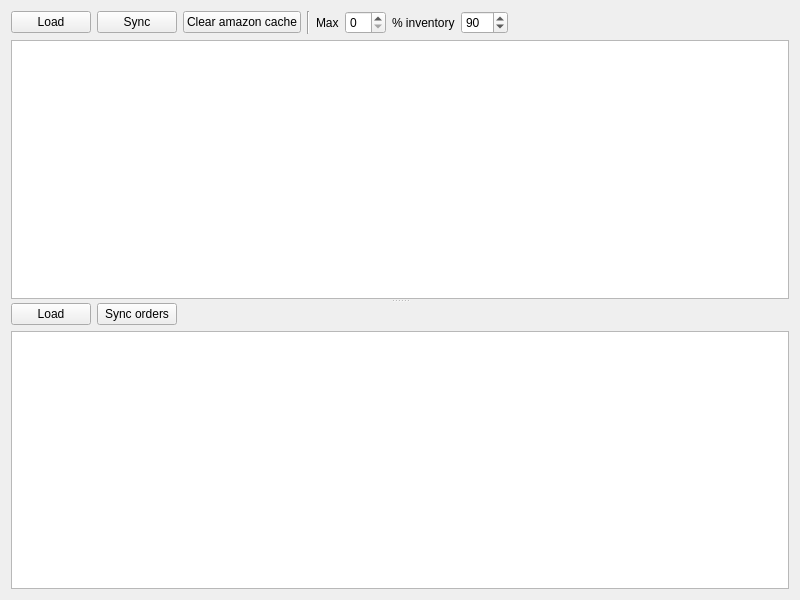
Qt form AmazonTemplate3/gui/panes/PaneMarketplaces.ui (icingerpower/AmazonTemplate3) before a commit.
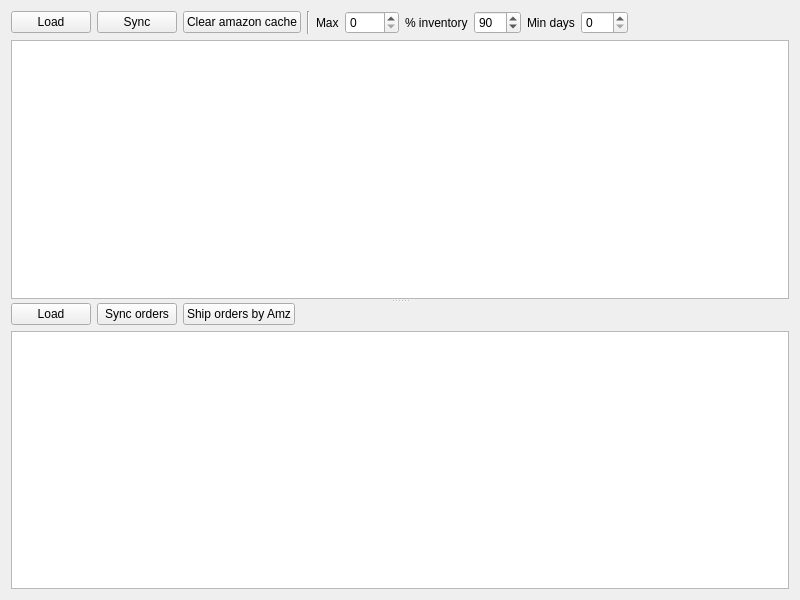
The same form after that commit.

Commit message: PaneMarketplaces: SKU discovery from Temu + Min days + Sync Qty column + Ship by Amz.

Patch:
```diff
--- a/AmazonTemplate3/gui/panes/PaneMarketplaces.ui
+++ b/AmazonTemplate3/gui/panes/PaneMarketplaces.ui
@@ -63,6 +63,9 @@
            <property name="toolTip">
             <string>The maximum inventory to display in tagrget marketplaces. 0 means to ignore this.</string>
            </property>
+           <property name="maximum">
+            <number>9999</number>
+           </property>
           </widget>
          </item>
          <item>
@@ -85,6 +88,26 @@
            </property>
           </widget>
          </item>
+         <item>
+          <widget class="QLabel" name="label_3">
+           <property name="text">
+            <string>Min days</string>
+           </property>
+          </widget>
+         </item>
+         <item>
+          <widget class="QSpinBox" name="spinBoxMinDays">
+           <property name="toolTip">
+            <string>Only count inventory beyond this number of days. If 60 and Amazon has 10 units = 180 days, the counted stock is 10×(180−60)/180. 0 disables the correction.</string>
+           </property>
+           <property name="maximum">
+            <number>999</number>
+           </property>
+           <property name="value">
+            <number>0</number>
+           </property>
+          </widget>
+         </item>
          <item>
           <spacer name="horizontalSpacer">
            <property name="orientation">
@@ -126,6 +149,16 @@
            </property>
           </widget>
          </item>
+         <item>
+          <widget class="QPushButton" name="buttonShipByAmz">
+           <property name="toolTip">
+            <string>Create an Amazon MCF fulfillment order for the selected order(s), with id marketplace-orderID (e.g. temu-PO-…)</string>
+           </property>
+           <property name="text">
+            <string>Ship orders by Amz</string>
+           </property>
+          </widget>
+         </item>
          <item>
           <spacer name="horizontalSpacer_2">
            <property name="orientation">
```
The commit also changes 9 other files.
